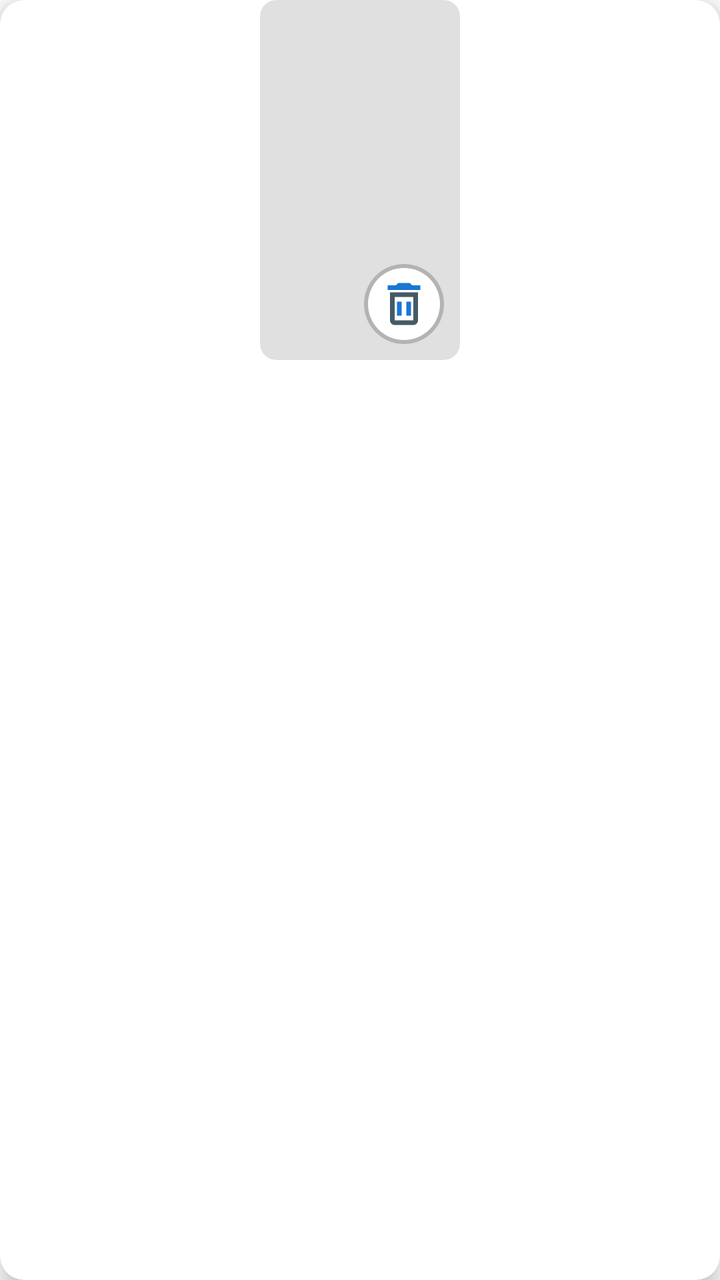
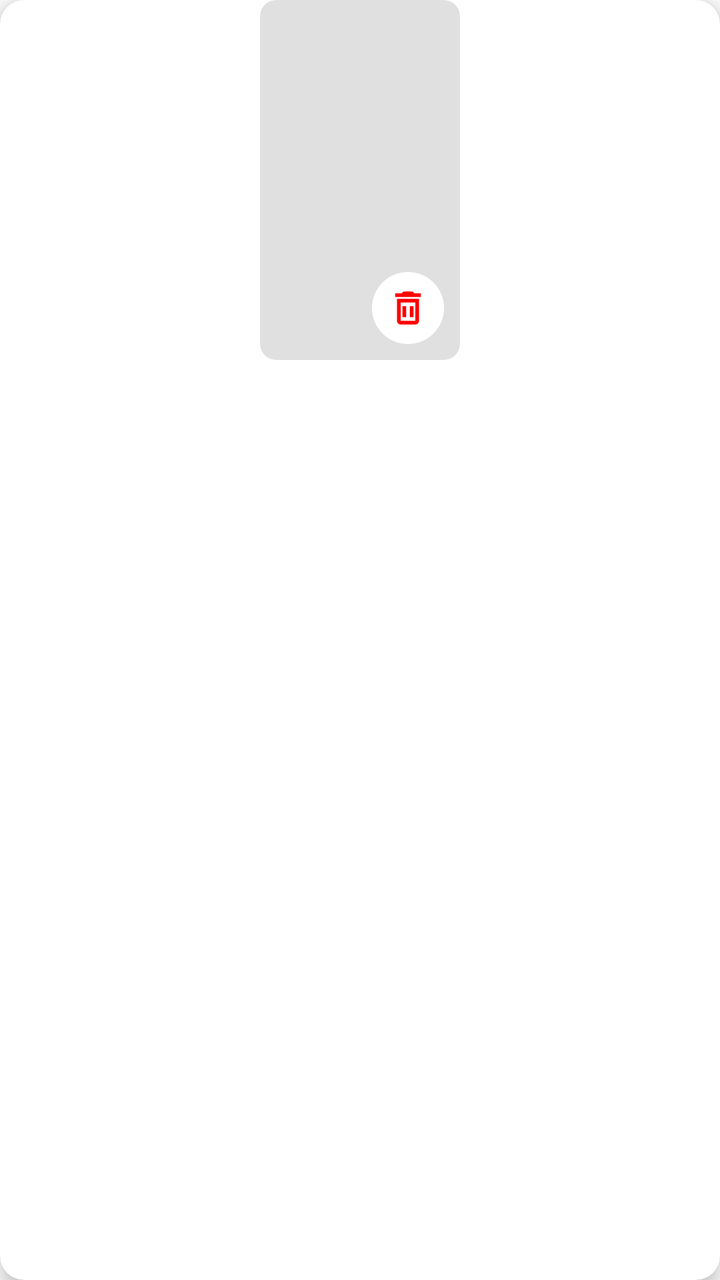

Screens rendered from an Android XML layout before and after an edit, with the pre-edit source and the edit as a unified diff.
<!-- AndroidManifest.xml: application theme Theme.WhatsDownloadPlus -->
<!-- res/layout/item_downloaded_files.xml -->
<androidx.cardview.widget.CardView xmlns:android="http://schemas.android.com/apk/res/android"
    xmlns:app="http://schemas.android.com/apk/res-auto"
    android:layout_width="wrap_content"
    android:layout_height="wrap_content"
    android:layout_margin="8dp"
    app:cardCornerRadius="12dp"
    app:cardElevation="6dp"
    app:cardBackgroundColor="@android:color/white">

    <androidx.constraintlayout.widget.ConstraintLayout
        android:layout_width="match_parent"
        android:layout_height="wrap_content">

        
        <ImageView
            android:id="@+id/imageThumb"
            android:layout_width="100dp"
            android:layout_height="180dp"
            android:scaleType="centerCrop"
            android:background="@drawable/image_bg"
            android:clipToOutline="true"
            android:contentDescription="@string/app_name"
            app:layout_constraintTop_toTopOf="parent"
            app:layout_constraintStart_toStartOf="parent"
            app:layout_constraintEnd_toEndOf="parent"
            app:layout_constraintBottom_toBottomOf="parent" />

        
        <ImageView
            android:id="@+id/deleteIcon"
            android:layout_width="40dp"
            android:layout_height="40dp"
            android:layout_margin="8dp"
            android:padding="6dp"
            android:src="@drawable/ic_delete"
            android:background="@drawable/icon_bg"
            android:contentDescription="Delete"
            app:layout_constraintBottom_toBottomOf="@id/imageThumb"
            app:layout_constraintEnd_toEndOf="@id/imageThumb" />

        
        <ImageView
            android:id="@+id/videoIcon"
            android:layout_width="40dp"
            android:layout_height="40dp"
            android:src="@drawable/ic_play"
            android:visibility="gone"
            android:alpha="0.90"

            app:layout_constraintStart_toStartOf="@id/imageThumb"
            app:layout_constraintEnd_toEndOf="@id/imageThumb"
            app:layout_constraintTop_toTopOf="@id/imageThumb"
            app:layout_constraintBottom_toBottomOf="@id/imageThumb" />

    </androidx.constraintlayout.widget.ConstraintLayout>
</androidx.cardview.widget.CardView>
<!-- resources referenced by this layout -->
<resources>
  <!-- drawable ic_delete (drawable) -->
  <vector xmlns:android="http://schemas.android.com/apk/res/android"
      android:width="26dp"
      android:height="26dp"
      android:viewportWidth="24"
      android:viewportHeight="24">
  
      <path
          android:fillColor="#455A64"
          android:pathData="M6,19c0,1.1 0.9,2 2,2h8c1.1,0 2,-0.9 2,-2V7H6v12zM8,9h8v10H8V9z"/>
  
      <path
          android:fillColor="#1976D2"
          android:pathData="M15.5,4l-1,-1h-5l-1,1H5v2h14V4H15.5z"/>
  
      <path
          android:fillColor="#1976D2"
          android:pathData="M9,11h2v6H9zM13,11h2v6H13z"/>
  </vector>
  <!-- drawable ic_play (drawable) -->
  <vector xmlns:android="http://schemas.android.com/apk/res/android"
      android:width="64dp"
      android:height="64dp"
      android:viewportWidth="64"
      android:viewportHeight="64">
  
      
      <path
          android:fillColor="#66000000"
          android:pathData="M32,0
                            A32,32 0 1,1 31.999,0
                            Z" />
  
      
      <path
          android:fillColor="#FFFFFF"
          android:pathData="M26,20
                            L46,32
                            L26,44
                            Z" />
  </vector>
  <!-- drawable icon_bg (drawable) -->
  <?xml version="1.0" encoding="utf-8"?>
  <layer-list xmlns:android="http://schemas.android.com/apk/res/android">
  
      <item>
          <shape android:shape="oval">
              <solid android:color="#33000000" />
          </shape>
      </item>
  
      <item android:top="2dp" android:left="2dp" android:right="2dp" android:bottom="2dp">
          <shape android:shape="oval">
              <solid android:color="#FFFFFF" /> </shape>
      </item>
  
  </layer-list>
  <!-- drawable image_bg (drawable) -->
  <shape xmlns:android="http://schemas.android.com/apk/res/android" android:shape="rectangle">
      <corners android:radius="8dp" />
      <solid android:color="#E0E0E0" />
  </shape>
  <string name="app_name">Status Saver</string>
  <style name="Theme.WhatsDownloadPlus" parent="Theme.MaterialComponents.DayNight.NoActionBar">
          <item name="colorPrimary">@color/whatsapp_green</item>
          <item name="colorPrimaryVariant">@color/whatsapp_dark_green</item>
          <item name="colorOnPrimary">@android:color/white</item>
          <item name="android:windowBackground">@android:color/white</item>
          <item name="android:statusBarColor">#004D40</item>
          <item name="android:navigationBarColor">@android:color/white</item>
          <item name="android:windowLightStatusBar" tools:targetApi="m">true</item>
  
          <item name="windowSplashScreenAnimatedIcon" tools:targetApi="s">@android:color/transparent</item>
          <item name="windowSplashScreenBackground" tools:targetApi="s">@android:color/white</item>
      </style>
  <color name="whatsapp_green">#075E54</color>
  <color name="whatsapp_dark_green">#054C44</color>
</resources>

<!-- the commit's change to res/layout/item_downloaded_files.xml (unified diff, before → after) -->
@@ -25,19 +25,23 @@
             app:layout_constraintEnd_toEndOf="parent"
             app:layout_constraintBottom_toBottomOf="parent" />
 
-        
-        <ImageView
+        <com.google.android.material.button.MaterialButton
             android:id="@+id/deleteIcon"
-            android:layout_width="40dp"
-            android:layout_height="40dp"
-            android:layout_margin="8dp"
-            android:padding="6dp"
-            android:src="@drawable/ic_delete"
-            android:background="@drawable/icon_bg"
-            android:contentDescription="Delete"
+            style="@style/Widget.Material3.Button.IconButton"
+            android:layout_width="44dp"
+            android:layout_height="44dp"
+            android:layout_margin="4dp"
+            android:padding="0dp"
+            app:backgroundTint="#ffffff"
+            app:icon="@drawable/ic_delete"
+            app:iconGravity="textStart"
+            app:iconPadding="0dp"
+            app:iconSize="22dp"
+            app:iconTint="@color/red"
+            app:shapeAppearanceOverlay="@style/ShapeAppearance.Material3.Corner.Full"
             app:layout_constraintBottom_toBottomOf="@id/imageThumb"
-            app:layout_constraintEnd_toEndOf="@id/imageThumb" />
-
+            app:layout_constraintEnd_toEndOf="@id/imageThumb"
+            android:contentDescription="Delete" />
         
         <ImageView
             android:id="@+id/videoIcon"
<!-- resource entries referenced after the edit -->
@@ -1,5 +1,6 @@
 <!-- resources referenced by this layout -->
 <resources>
+  <color name="red">#FF0000</color>
   <!-- drawable ic_delete (drawable) -->
   <vector xmlns:android="http://schemas.android.com/apk/res/android"
       android:width="26dp"
@@ -41,22 +42,6 @@
                             L26,44
                             Z" />
   </vector>
-  <!-- drawable icon_bg (drawable) -->
-  <?xml version="1.0" encoding="utf-8"?>
-  <layer-list xmlns:android="http://schemas.android.com/apk/res/android">
-  
-      <item>
-          <shape android:shape="oval">
-              <solid android:color="#33000000" />
-          </shape>
-      </item>
-  
-      <item android:top="2dp" android:left="2dp" android:right="2dp" android:bottom="2dp">
-          <shape android:shape="oval">
-              <solid android:color="#FFFFFF" /> </shape>
-      </item>
-  
-  </layer-list>
   <!-- drawable image_bg (drawable) -->
   <shape xmlns:android="http://schemas.android.com/apk/res/android" android:shape="rectangle">
       <corners android:radius="8dp" />
